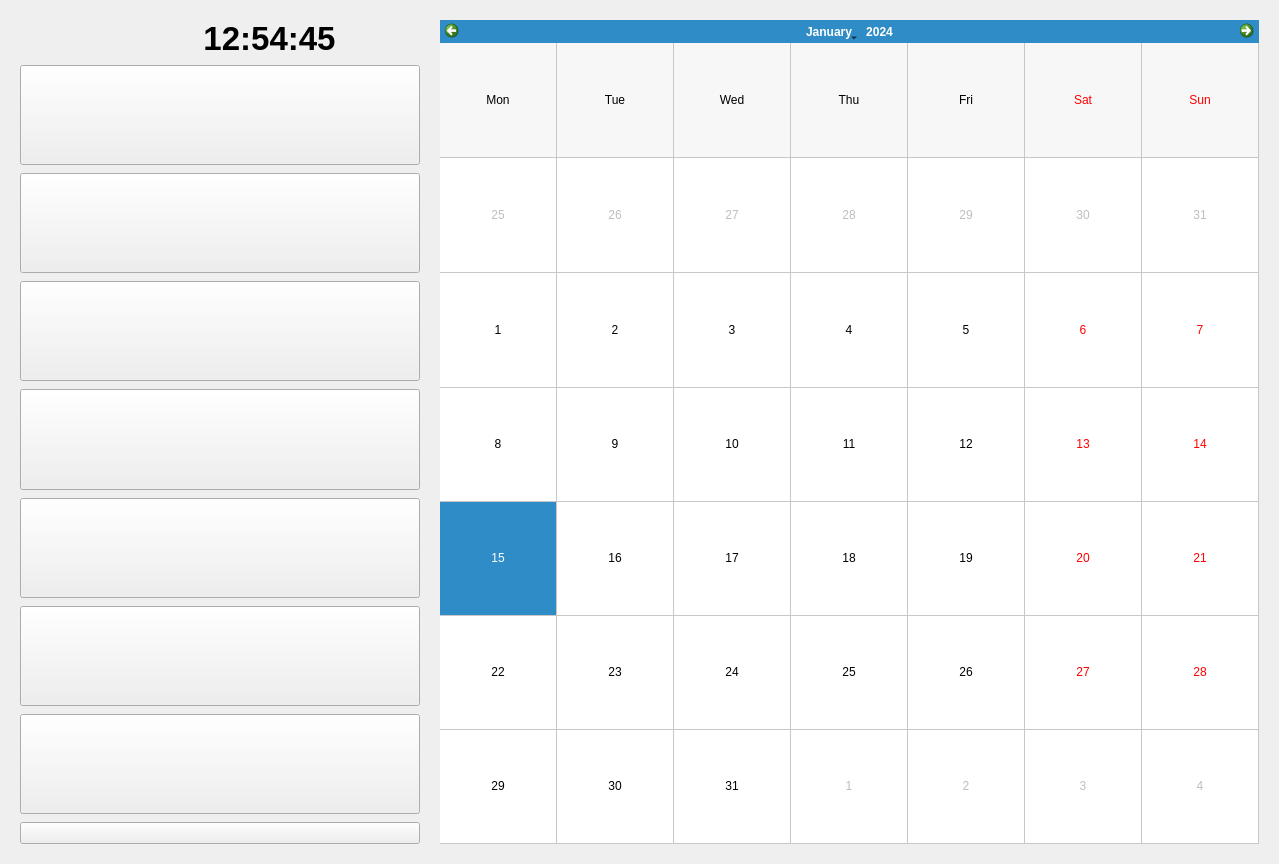
First picture: the form in ui/main_window.ui, repository Raccispini/Progetto-Hotel, before the edit.
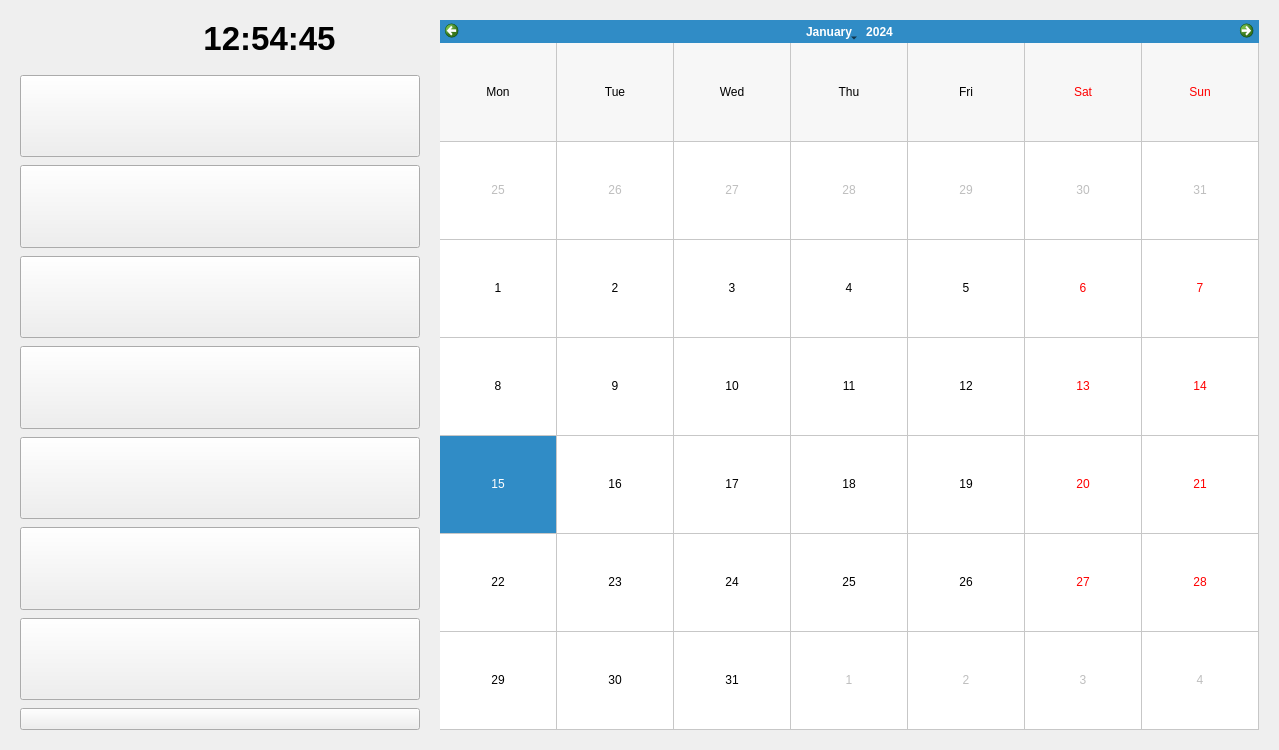
Second picture: the form after the edit. Icons and pictures are not drawn.

```diff
--- a/ui/main_window.ui
+++ b/ui/main_window.ui
@@ -10,7 +10,7 @@
     <x>0</x>
     <y>0</y>
     <width>1279</width>
-    <height>864</height>
+    <height>750</height>
    </rect>
   </property>
   <property name="sizeIncrement">
@@ -77,7 +77,7 @@
            <number>0</number>
           </property>
           <property name="bottomMargin">
-           <number>0</number>
+           <number>10</number>
           </property>
           <item>
            <widget class="QLabel" name="label">
```
Left out of the diff: 167 changed lines with no effect on the pictures.
